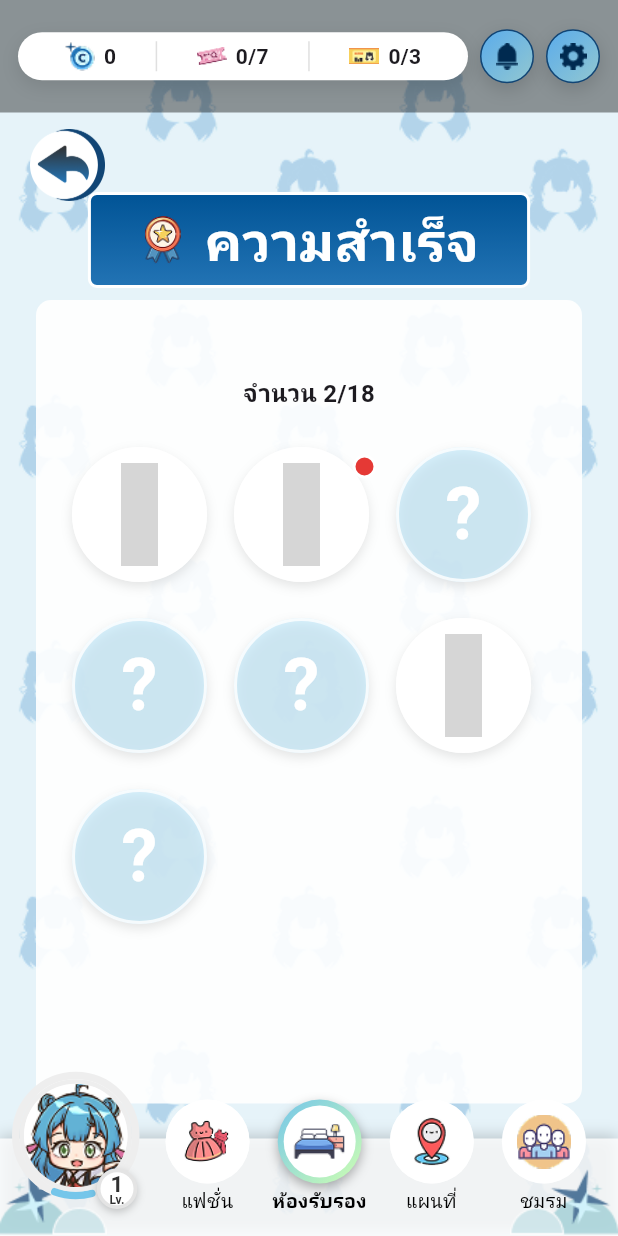
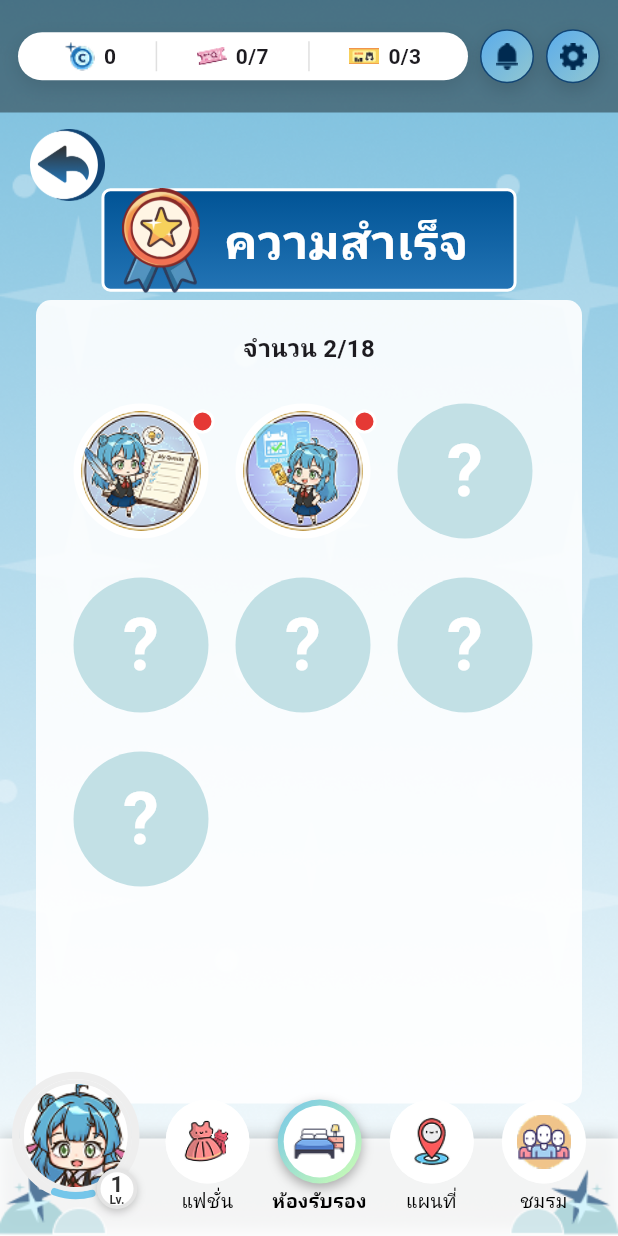
Before and after one commit to Akanoito89003/KidzKanklai, a Flutter app: the AchievementScreen screen opened by its route, on a phone screen of 412 x 824 dp. Run offline on Flutter 3.47's test engine with Material 3 defaults, Android fonts, the light colour scheme and no system bars; our stand-ins replace google_fonts; accounts and stored records are empty; network calls fail; Roboto replaces fonts that are missing (Kanit); grey boxes are pictures that could not be loaded.

Commit message:
Notification & Achievement

```diff
--- a/frontend/lib/screens/achievement_screen.dart
+++ b/frontend/lib/screens/achievement_screen.dart
@@ -25,10 +25,10 @@ class _AchievementScreenState extends State<AchievementScreen> {
       id: '1',
       name: 'นักวางแผนมือใหม่',
       description:
-          'ราชวิวความสำเร็จจบของการที่มีความมานับหมดที่ต้องทำหว้ามองเอียนแอปริเคชัน',
-      imagePath: 'lib/assets/achievement_1.png',
+          'รางวัลความสำเร็จของการเริ่มต้นวางแผนสิ่งที่ต้องทำด้วยตัวเองเป็นครั้งแรก',
+      imagePath: 'lib/assets/achievement_1_icon.png',
       isUnlocked: true,
-      hasNotification: false,
+      hasNotification: true,
       reward: AchievementReward(type: 'EXP', amount: 100),
       isClaimed: false,
     ),
@@ -36,7 +36,7 @@ class _AchievementScreenState extends State<AchievementScreen> {
       id: '2',
       name: 'ผู้ท้าทายตัวเอง',
       description: 'ทำภารกิจยากสำเร็จ',
-      imagePath: 'lib/assets/achievement_2.png',
+      imagePath: 'lib/assets/achievement_2_icon.png',
       isUnlocked: true,
       hasNotification: true,
       reward: AchievementReward(type: 'EXP', amount: 100),
@@ -54,42 +54,42 @@ class _AchievementScreenState extends State<AchievementScreen> {
     ),
     Achievement(
       id: '4',
-      name: 'ผู้เชี่ยวชาญ',
-      description: 'ทำภารกิจทั้งหมดสำเร็จ',
-      imagePath: 'lib/assets/achievement_4.png',
+      name: 'ล็อคอยู่',
+      description: 'ยังไม่ปลดล็อค',
+      imagePath: null,
       isUnlocked: false,
       hasNotification: false,
-      reward: AchievementReward(type: 'EXP', amount: 500),
+      reward: null,
       isClaimed: false,
     ),
     Achievement(
       id: '5',
-      name: 'นักสะสม',
-      description: 'สะสมไอเท็มครบทุกชิ้น',
+      name: 'ล็อคอยู่',
+      description: 'ยังไม่ปลดล็อค',
       imagePath: null,
       isUnlocked: false,
       hasNotification: false,
-      reward: AchievementReward(type: 'EXP', amount: 300),
+      reward: null,
       isClaimed: false,
     ),
     Achievement(
       id: '6',
-      name: 'ผู้พิชิตเวลา',
-      description: 'ทำภารกิจให้เสร็จภายในเวลาที่กำหนด',
-      imagePath: 'lib/assets/achievement_6.png',
-      isUnlocked: true,
+      name: 'ล็อคอยู่',
+      description: 'ยังไม่ปลดล็อค',
+      imagePath: null,
+      isUnlocked: false,
       hasNotification: false,
-      reward: AchievementReward(type: 'EXP', amount: 200),
-      isClaimed: true,
+      reward: null,
+      isClaimed: false,
     ),
     Achievement(
       id: '7',
-      name: 'นักสำรวจ',
-      description: 'ค้นพบสถานที่ลับทั้งหมด',
+      name: 'ล็อคอยู่',
+      description: 'ยังไม่ปลดล็อค',
       imagePath: null,
       isUnlocked: false,
       hasNotification: false,
-      reward: AchievementReward(type: 'EXP', amount: 400),
+      reward: null,
       isClaimed: false,
     ),
   ];
@@ -100,7 +100,7 @@ class _AchievementScreenState extends State<AchievementScreen> {
       body: Stack(
         children: [
           Positioned.fill(
-            child: Image.asset('lib/assets/BG.png', fit: BoxFit.cover),
+            child: Image.asset('lib/assets/BG1.png', fit: BoxFit.cover),
           ),
 
           Padding(
@@ -120,8 +120,6 @@ class _AchievementScreenState extends State<AchievementScreen> {
                     ),
                     child: Column(
                       children: [
-                        SizedBox(height: 30),
-
                         Text(
                           'จำนวน 2/18',
                           style: TextStyle(
@@ -286,32 +284,33 @@ class _AchievementScreenState extends State<AchievementScreen> {
         });
       },
       child: Container(
-        margin: EdgeInsets.all(4),
+        margin: const EdgeInsets.all(4),
         child: Stack(
           clipBehavior: Clip.none,
           children: [
-            // Achievement Circle
+            // OUTER CIRCLE (BORDER)
             Container(
+              padding: EdgeInsets.all(isExpanded ? 4 : 1), // ความหนาขอบ
+              decoration: BoxDecoration(
+                shape: BoxShape.circle,
+                gradient: isExpanded
+                    ? const LinearGradient(
+                        colors: [Color(0xFFCEFFB2), Color(0xFF75C6EA)],
+                        begin: Alignment.topCenter,
+                        end: Alignment.bottomCenter,
+                      )
+                    : null,
+              ),
+
+              // INNER CIRCLE (CONTENT)
+              child: Container(
                 width: 90,
                 height: 90,
                 decoration: BoxDecoration(
                   shape: BoxShape.circle,
                   color: achievement.isUnlocked
                       ? Colors.white
-                    : Color(0xFFB3E5FC).withValues(alpha: 0.5),
-                border: Border.all(
-                  color: isExpanded
-                      ? Color(0xFF64B5F6)
-                      : Colors.white.withOpacity(0.8),
-                  width: isExpanded ? 3 : 2,
-                ),
-                boxShadow: [
-                  BoxShadow(
-                    color: Colors.black.withOpacity(0.1),
-                    blurRadius: 6,
-                    offset: Offset(0, 3),
-                  ),
-                ],
+                      : const Color(0xFFC2E0E5),
                 ),
                 child: Center(
                   child: achievement.isUnlocked && achievement.imagePath != null
@@ -329,6 +328,7 @@ class _AchievementScreenState extends State<AchievementScreen> {
                       : _buildLockedIcon(),
                 ),
               ),
+            ),
 
             // Red Notification Dot
             if (achievement.hasNotification && achievement.isUnlocked)
@@ -340,7 +340,7 @@ class _AchievementScreenState extends State<AchievementScreen> {
                   height: 16,
                   decoration: BoxDecoration(
                     shape: BoxShape.circle,
-                    color: Color(0xFFE53935),
+                    color: const Color(0xFFE53935),
                     border: Border.all(color: Colors.white, width: 2),
                   ),
                 ),
@@ -447,11 +447,6 @@ class _AchievementScreenState extends State<AchievementScreen> {
                             ),
                           ),
                           SizedBox(width: 4),
-                          Icon(
-                            Icons.check_circle,
-                            color: Color(0xFF66BB6A),
-                            size: 14,
-                          ),
                         ],
                       ),
                     ],
@@ -464,18 +459,12 @@ class _AchievementScreenState extends State<AchievementScreen> {
                 Container(
                   decoration: BoxDecoration(
                     gradient: LinearGradient(
-                      colors: [Color(0xFF66BB6A), Color(0xFF81C784)],
-                      begin: Alignment.topLeft,
-                      end: Alignment.bottomRight,
+                      colors: [Color(0xFF85D755), Color(0xFF34C759)],
+                      begin: Alignment.topCenter,
+                      end: Alignment.bottomCenter,
                     ),
-                    borderRadius: BorderRadius.circular(20),
-                    boxShadow: [
-                      BoxShadow(
-                        color: Color(0xFF66BB6A).withOpacity(0.4),
-                        blurRadius: 8,
-                        offset: Offset(0, 4),
-                      ),
-                    ],
+                    border: Border.all(color: Colors.white, width: 1),
+                    borderRadius: BorderRadius.circular(100),
                   ),
                   child: ElevatedButton(
                     onPressed: () {
@@ -491,9 +480,7 @@ class _AchievementScreenState extends State<AchievementScreen> {
                           Navigator.of(context).pop();
                         },
                       );
-                      ScaffoldMessenger.of(
-                        context,
-                      ).showSnackBar(SnackBar(content: Text('รับรางวัลแล้ว!')));
+
                     },
                     style: ElevatedButton.styleFrom(
                       backgroundColor: Colors.transparent,
@@ -521,20 +508,65 @@ class _AchievementScreenState extends State<AchievementScreen> {
 
           // Already Claimed
           if (achievement.isClaimed)
+            Stack(
+              clipBehavior: Clip.none,
+              children: [
+                // กล่องรางวัล
                 Container(
-              padding: EdgeInsets.symmetric(horizontal: 24, vertical: 8),
+                  width: 70,
+                  height: 70,
                   decoration: BoxDecoration(
-                color: Colors.grey.shade300,
-                borderRadius: BorderRadius.circular(20),
+                    color: Colors.white,
+                    borderRadius: BorderRadius.circular(8),
+                    boxShadow: [
+                      BoxShadow(
+                        color: Colors.black.withOpacity(0.1),
+                        blurRadius: 4,
+                        offset: Offset(0, 2),
                       ),
-              child: Text(
-                'รับรางวัลแล้ว',
-                style: TextStyle(
-                  fontSize: 14,
+                    ],
+                  ),
+                  child: Column(
+                    mainAxisAlignment: MainAxisAlignment.center,
+                    children: [
+                      Image.asset(
+                        "lib/assets/EXP.png",
+                        width: 40,
+                        height: 40,
+                        fit: BoxFit.contain,
+                        errorBuilder: (context, error, stackTrace) {
+                          return Icon(
+                            Icons.stars,
+                            size: 40,
+                            color: Color(0xFFFFA726),
+                          );
+                        },
+                      ),
+                      const SizedBox(height: 4),
+                      Text(
+                        '+${achievement.reward!.amount}',
+                        style: const TextStyle(
+                          fontSize: 12,
                           fontWeight: FontWeight.bold,
-                  color: Colors.grey.shade600,
+                          color: Colors.black87,
                         ),
                       ),
+                    ],
+                  ),
+                ),
+
+                // check icon
+                Positioned(
+                  top: 45,
+                  right: -10,
+                  child: Image.asset(
+                    'lib/assets/check.png',
+                    width: 28,
+                    height: 28,
+                    fit: BoxFit.contain,
+                  ),
+                ),
+              ],
             ),
         ],
       ),
@@ -550,46 +582,43 @@ class _AchievementScreenState extends State<AchievementScreen> {
         alignment: Alignment.topCenter,
         child: FractionalTranslation(
           translation: const Offset(0, -0.5),
-          child: Container(
-            padding: const EdgeInsets.symmetric(horizontal: 32, vertical: 10),
+          child: Stack(
+            clipBehavior: Clip.none,
+            children: [
+              Container(
+                padding: const EdgeInsets.fromLTRB(80, 15, 30, 15),
                 decoration: BoxDecoration(
-              gradient: LinearGradient(
+                  gradient: const LinearGradient(
                     colors: [Color(0xFF005395), Color(0xFF2374B5)],
                     begin: Alignment.topCenter,
                     end: Alignment.bottomCenter,
                   ),
-              // white border inside box
                   borderRadius: BorderRadius.circular(6),
-              border: Border.fromBorderSide(
-                BorderSide(color: Colors.white, width: 2),
+                  border: Border.all(color: Colors.white, width: 2),
                 ),
-            ),
-            child: Row(
-              mainAxisSize: MainAxisSize.min,
-              crossAxisAlignment: CrossAxisAlignment.center,
-              children: [
-                // 🔹 รูปด้านหน้า
-                Image.asset(
-                  'lib/assets/achievement_icon.png',
-                  width: 32,
-                  height: 32,
-                  fit: BoxFit.contain,
-                ),
-
-                const SizedBox(width: 12),
-
-                // 🔹 ข้อความ
-                const Text(
+                child: const Text(
                   "ความสำเร็จ",
                   style: TextStyle(
-                    fontSize: 36,
+                    fontSize: 32,
                     fontWeight: FontWeight.bold,
                     color: Colors.white,
                     height: 1.1,
                   ),
                 ),
+              ),
+
+              // 🔹 รูปอยู่นอกกรอบ
+              Positioned(
+                left: 5,
+                top: 0,
+                child: Image.asset(
+                  'lib/assets/achievement_icon.png',
+                  width: 70,
+                  height: 70,
+                  fit: BoxFit.contain,
+                ),
+              ),
             ],
-            ),
           ),
         ),
       ),
--- a/frontend/pubspec.yaml
+++ b/frontend/pubspec.yaml
@@ -75,6 +75,7 @@ flutter:
     - lib/assets/bt-hover-Back.png
     - lib/assets/BG.png
     - lib/assets/quest_1_icon.png
+    - lib/assets/check.png
 
   # The following line ensures that the Material Icons font is
   # included with your application, so that you can use the icons in
```
Also changed, not shown: frontend/lib/screens/notification_details.dart (+6 -2 lines), frontend/lib/screens/notification_screen.dart (+14 -11 lines), frontend/lib/widgets/reward_popup.dart (+68 -22 lines), frontend/lib/assets/Star11.png (added), frontend/lib/assets/achievement_icon.png, frontend/lib/assets/cheak.png (deleted), frontend/lib/assets/check.png (added), frontend/lib/assets/club_1_icon.png, frontend/lib/assets/exam_icon.png, frontend/lib/assets/quest_1_icon.png. Lines whose indentation alone changed are shown as unchanged.
